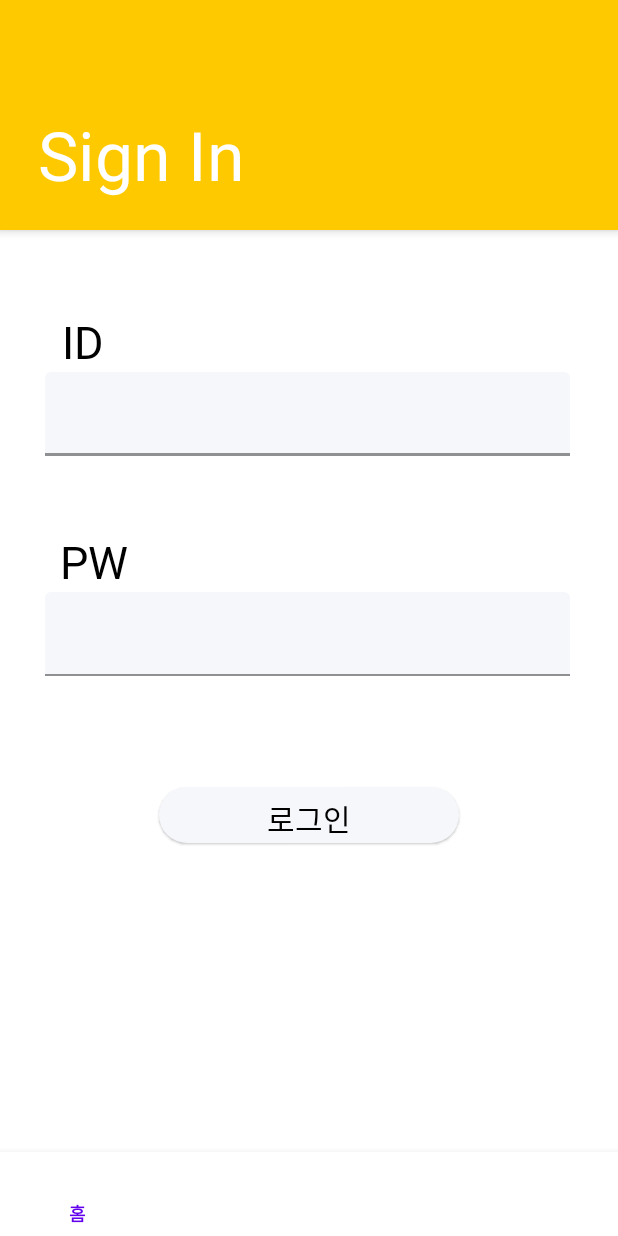
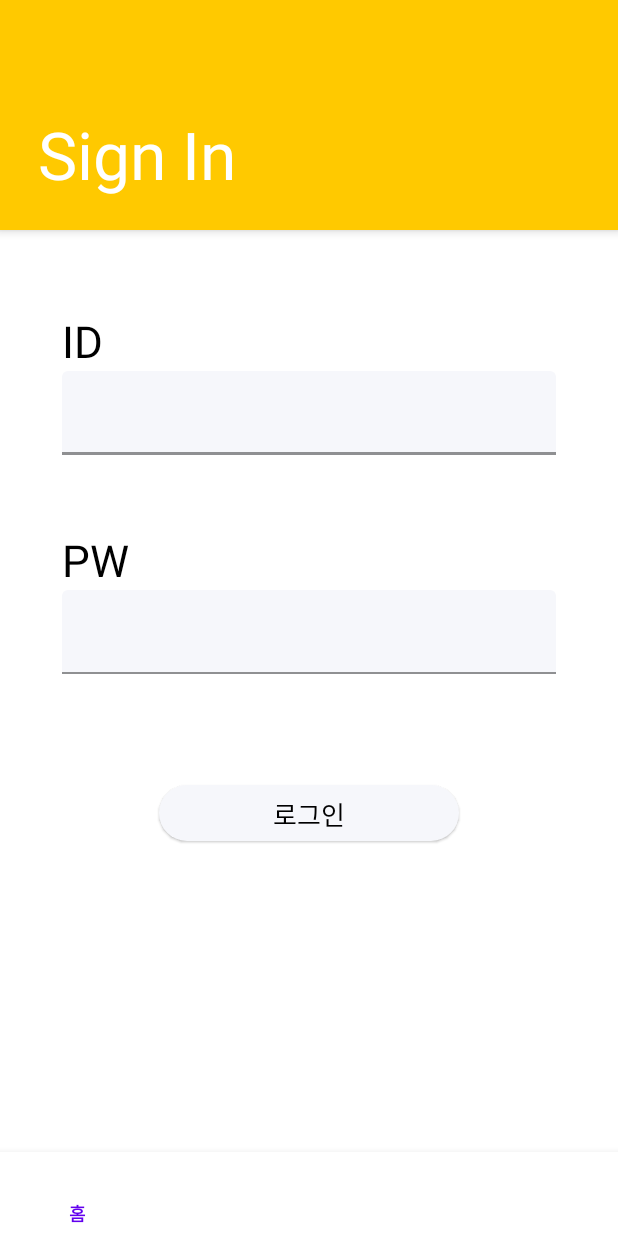
Before and after one commit to WalgWalg/WalgWalg-front_android, an Android app: the screen it shows after launch (MainActivity), after a tap on "로그인", on a phone screen of 412 x 824 dp. Run offline under Robolectric (Android 15) with nearby library versions, the phone set to English and light mode, and no system bars; our stand-ins replace navigation-ui.

Commit message:
[FIX] Login layout

```diff
--- a/app/src/main/res/layout/fragment_login.xml
+++ b/app/src/main/res/layout/fragment_login.xml
@@ -13,20 +13,27 @@
         android:layout_height="0dp"
         android:background="@color/mainColor"
         android:gravity="bottom"
+        app:layout_constraintBottom_toTopOf="@+id/guideLineH"
+        app:layout_constraintEnd_toEndOf="parent"
         app:layout_constraintHeight_percent="0.2"
-        app:layout_constraintEnd_toEndOf="parent"
+        app:layout_constraintHorizontal_bias="0.0"
         app:layout_constraintStart_toStartOf="parent"
-        app:layout_constraintTop_toTopOf="parent">
+        app:layout_constraintTop_toTopOf="parent"
+        app:layout_constraintVertical_bias="0.0">
 
         <TextView
             android:id="@+id/text_SignIn"
-            android:layout_width="147dp"
-            android:layout_height="wrap_content"
+            android:layout_width="match_parent"
+            android:layout_height="60dp"
             android:layout_marginLeft="25dp"
             android:layout_marginBottom="20dp"
+            android:autoSizeMaxTextSize="60dp"
+            android:autoSizeMinTextSize="20dp"
+            android:autoSizeStepGranularity="1dp"
+            android:autoSizeTextType="uniform"
             android:text="Sign In"
-            android:textColor="@color/white"
-            android:textSize="45dp" />
+            android:textColor="@color/white" />
+
     </com.google.android.material.appbar.AppBarLayout>
 
     <androidx.constraintlayout.widget.Guideline
@@ -37,73 +44,95 @@
         app:layout_constraintGuide_percent="0.27" />
 
     <androidx.constraintlayout.widget.Guideline
-        android:id="@+id/guideLineV"
+        android:id="@+id/guideLineV1"
         android:layout_width="wrap_content"
         android:layout_height="1dp"
         android:orientation="vertical"
         app:layout_constraintGuide_percent="0.1" />
 
+    <androidx.constraintlayout.widget.Guideline
+        android:id="@+id/guideLineV2"
+        android:layout_width="wrap_content"
+        android:layout_height="1dp"
+        android:orientation="vertical"
+        app:layout_constraintGuide_percent="0.9" />
+
     <TextView
         android:id="@+id/idText"
-        android:layout_width="wrap_content"
-        android:layout_height="wrap_content"
+        android:layout_width="60dp"
+        android:layout_height="40dp"
+        android:autoSizeMaxTextSize="40dp"
+        android:autoSizeMinTextSize="10dp"
+        android:autoSizeStepGranularity="1dp"
+        android:autoSizeTextType="uniform"
         android:text="ID"
         android:textColor="@color/black"
-        android:textSize="30sp"
         app:layout_constraintBottom_toTopOf="@+id/idInput"
-        app:layout_constraintStart_toStartOf="@id/guideLineV"
+        app:layout_constraintEnd_toStartOf="@+id/guideLineV2"
+        app:layout_constraintHorizontal_bias="0.0"
+        app:layout_constraintStart_toStartOf="@id/guideLineV1"
         app:layout_constraintTop_toBottomOf="@+id/guideLineH"
         app:layout_constraintVertical_bias="0.0" />
 
     <com.google.android.material.textfield.TextInputLayout
         android:id="@+id/idInput"
-        android:layout_width="350dp"
+        android:layout_width="0dp"
         style="?attr/textInputFilledStyle"
         android:layout_height="wrap_content"
-        android:layout_marginStart="30dp"
         app:boxStrokeWidth="2dp"
         app:boxBackgroundColor="@color/subEdit"
         app:boxStrokeColor="@color/mainColor"
-        app:layout_constraintStart_toStartOf="parent"
+        app:layout_constraintStart_toStartOf="@id/guideLineV1"
+        app:layout_constraintEnd_toEndOf="@id/guideLineV2"
         app:layout_constraintTop_toBottomOf="@+id/idText"
+        app:layout_constraintBottom_toTopOf="@id/pwText"
         app:passwordToggleTint="@color/black"
         >
 
         <com.google.android.material.textfield.TextInputEditText
             android:layout_width="match_parent"
             android:layout_height="wrap_content"
-            android:hint="" />
+            android:hint=""
+            />
+
     </com.google.android.material.textfield.TextInputLayout>
 
     <TextView
         android:id="@+id/pwText"
-        android:layout_width="wrap_content"
-        android:layout_height="wrap_content"
-        android:layout_marginStart="40dp"
+        android:layout_width="60dp"
+        android:layout_height="40dp"
         android:layout_marginTop="50dp"
+        android:autoSizeMaxTextSize="40dp"
+        android:autoSizeMinTextSize="10dp"
+        android:autoSizeStepGranularity="1dp"
+        android:autoSizeTextType="uniform"
         android:text="PW"
         android:textColor="@color/black"
-        android:textSize="30sp"
-        app:layout_constraintBottom_toTopOf="parent"
-        app:layout_constraintStart_toStartOf="parent"
+        app:layout_constraintBottom_toTopOf="@id/pwInput"
+        app:layout_constraintEnd_toStartOf="@+id/guideLineV2"
+        app:layout_constraintHorizontal_bias="0.0"
+        app:layout_constraintStart_toStartOf="@id/guideLineV1"
         app:layout_constraintTop_toBottomOf="@+id/idInput"
         app:layout_constraintVertical_bias="0.0" />
 
     <com.google.android.material.textfield.TextInputLayout
         android:id="@+id/pwInput"
-        android:layout_width="350dp"
+        android:layout_width="0dp"
         android:layout_height="wrap_content"
-        android:layout_marginStart="30dp"
         app:boxBackgroundColor="@color/subEdit"
         app:boxStrokeColor="@color/mainColor"
         app:layout_constraintTop_toBottomOf="@+id/pwText"
-        app:layout_constraintStart_toStartOf="parent"
-        tools:layout_editor_absoluteY="239dp">
+        app:layout_constraintStart_toStartOf="@id/guideLineV1"
+        app:layout_constraintEnd_toEndOf="@id/guideLineV2"
+        app:layout_constraintBottom_toTopOf="@id/btn_login"
+        >
 
         <com.google.android.material.textfield.TextInputEditText
             android:layout_width="match_parent"
             android:layout_height="wrap_content"
-            android:hint="" />
+            android:hint=""
+            />
+
     </com.google.android.material.textfield.TextInputLayout>
 
     <Button
@@ -113,12 +142,15 @@
         android:layout_height="45dp"
         android:layout_marginTop="70dp"
         android:text="@string/login"
-        android:textSize="20sp"
         android:textColor="@color/black"
+        android:autoSizeMaxTextSize="45dp"
+        android:autoSizeMinTextSize="10dp"
+        android:autoSizeStepGranularity="1dp"
+        android:autoSizeTextType="uniform"
+        app:backgroundTint="@color/subEdit"
         app:elevation="100dp"
-        app:backgroundTint="@color/subEdit"
-        app:layout_constraintEnd_toEndOf="parent"
-        app:layout_constraintStart_toStartOf="parent"
+        app:layout_constraintEnd_toStartOf="@+id/guideLineV2"
+        app:layout_constraintStart_toStartOf="@+id/guideLineV1"
         app:layout_constraintTop_toBottomOf="@+id/pwInput" />
 
 
```
